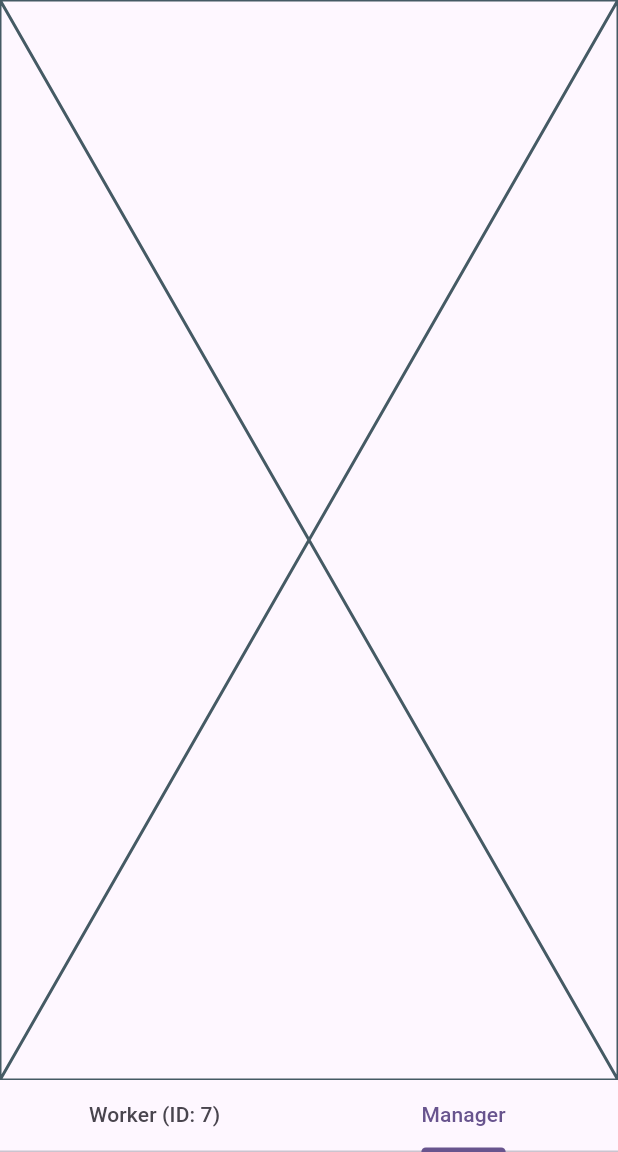
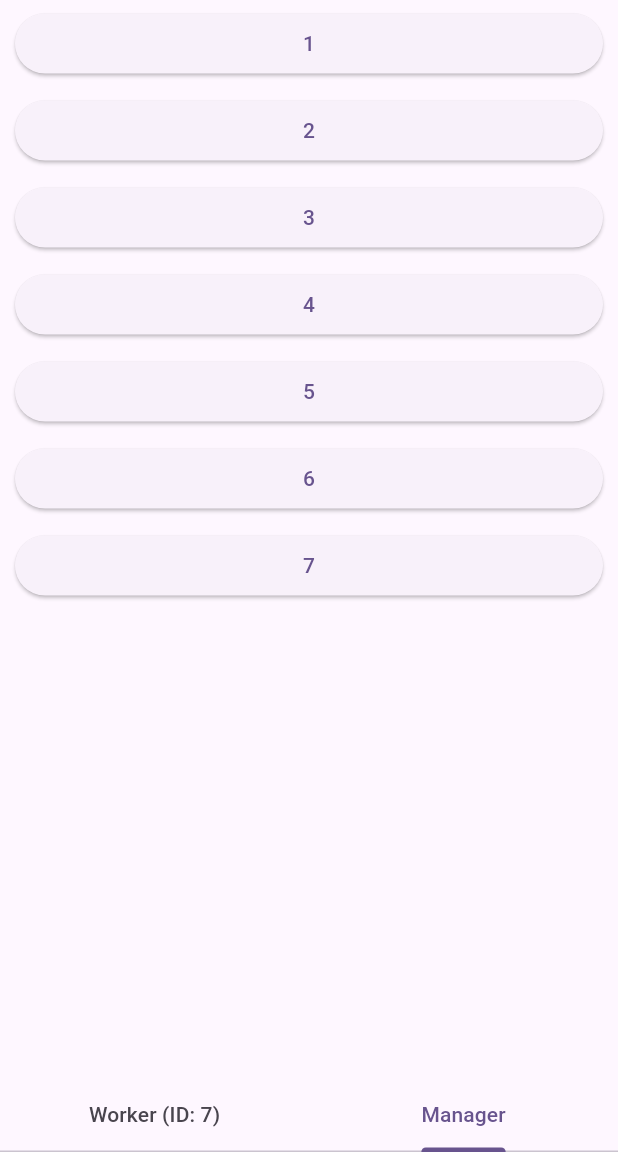
Before and after one commit to ngoantho/FieldFlow, a Flutter app: the WeekListHistoryPage screen opened directly, tab 2 chosen, on a phone screen of 412 x 824 dp, the part 84-1236 px from its top. Run offline on Flutter 3.47's test engine with Material 3 defaults, Android fonts, the phone set to English and light mode, and no system bars; our stand-ins replace cloud_firestore, firebase_core, geolocator, google_maps_flutter; missing offline and left inert: flutter_background_service; accounts and stored records are empty.

Commit message:
manager page: mock list of 7 workers
Co-Authored-By: quangtran0603 <146675582+quangtran0603@users.noreply.github.com>

```diff
--- a/lib/week_list/choose_worker_page.dart
+++ b/lib/week_list/choose_worker_page.dart
@@ -1,15 +1,41 @@
+import 'package:field_flow/week_list/week_list.dart';
 import 'package:flutter/material.dart';
 
-class ChooseWorkerPage extends StatefulWidget {
+class ChooseWorkerPage extends StatelessWidget {
   const ChooseWorkerPage({super.key});
 
   @override
-  State<ChooseWorkerPage> createState() => _ChooseWorkerPageState();
+  Widget build(BuildContext context) {
+    return ListView.builder(
+      itemBuilder: (context, index) => Padding(
+        padding: const EdgeInsets.symmetric(vertical: 5, horizontal: 10),
+        child: _ChooseWorkerItem(index + 1),
+      ),
+      itemCount: 7,
+    );
+  }
 }
 
-class _ChooseWorkerPageState extends State<ChooseWorkerPage> {
+class _ChooseWorkerItem extends StatelessWidget {
+  final int _index;
+
+  const _ChooseWorkerItem(this._index, {super.key});
+
+  String get index => _index.toString();
+
   @override
   Widget build(BuildContext context) {
-    return const Placeholder();
+    return ElevatedButton(
+        onPressed: () {
+          Navigator.of(context).push(MaterialPageRoute(builder: (context) {
+            return Scaffold(
+                appBar: AppBar(
+                  title: Text('Worker (ID: $index)'),
+                  centerTitle: true,
+                ),
+                body: WeekList(id: index));
+          }));
+        },
+        child: Text(index));
   }
 }
```
